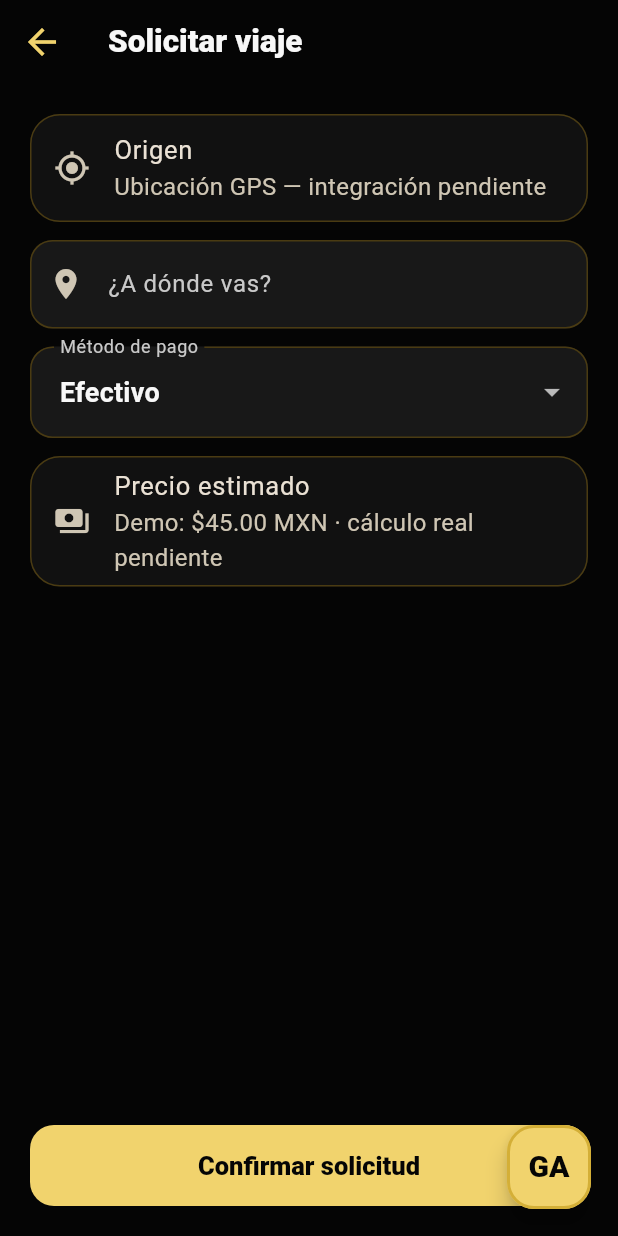
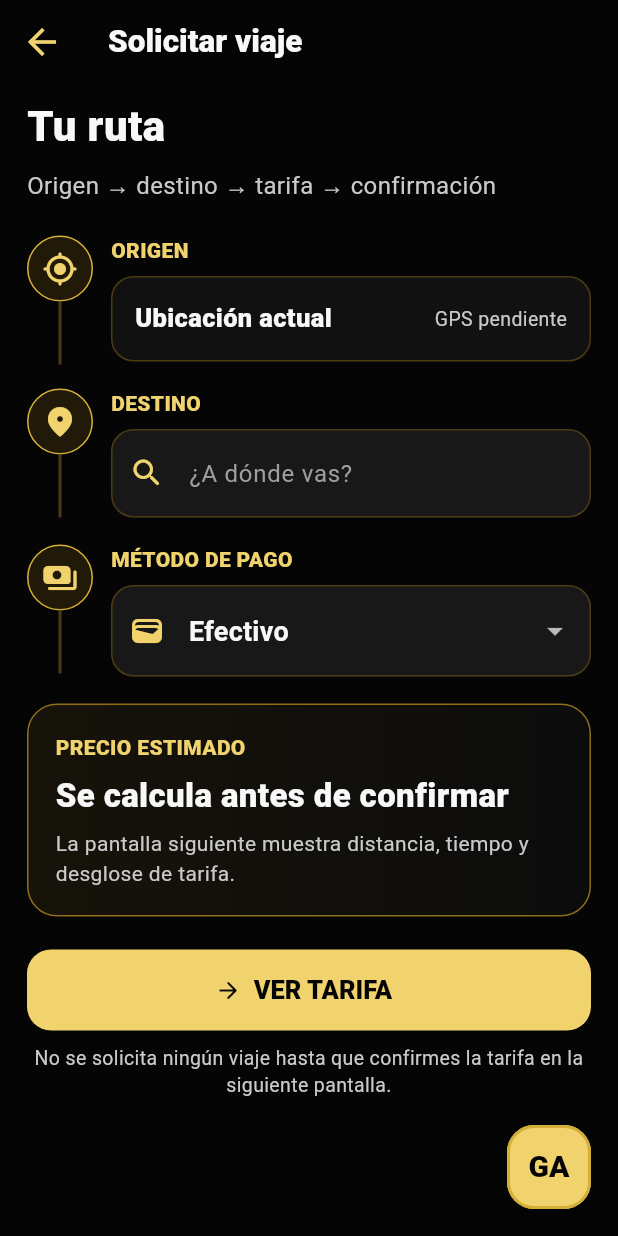
Before and after one commit to ja121680-lang/MOTO-MX, a Flutter app: the RequestRideScreen screen opened by its route, on a phone screen of 412 x 824 dp. Run offline on Flutter 3.47's test engine with Material 3 defaults, Android fonts, the phone set to English and light mode, and no system bars; our stand-ins replace flutter_svg, flutter_tts, speech_to_text.

Commit message:
feat: redesign MotoGo ride request flow

```diff
--- a/motogo_mx_starter/lib/screens/request_ride_screen.dart
+++ b/motogo_mx_starter/lib/screens/request_ride_screen.dart
@@ -1,4 +1,5 @@
 import 'package:flutter/material.dart';
+import '../theme/ga_theme.dart';
 
 class RequestRideScreen extends StatefulWidget {
   const RequestRideScreen({super.key});
@@ -10,6 +11,7 @@ class RequestRideScreen extends StatefulWidget {
 class _RequestRideScreenState extends State<RequestRideScreen> {
   final destination = TextEditingController();
   String paymentMethod = 'Efectivo';
+  String? error;
 
   @override
   void dispose() {
@@ -17,57 +19,144 @@ class _RequestRideScreenState extends State<RequestRideScreen> {
     super.dispose();
   }
 
+  void _continue() {
+    if (destination.text.trim().isEmpty) {
+      setState(() => error = 'Escribe un destino para continuar.');
+      return;
+    }
+    setState(() => error = null);
+    Navigator.pushNamed(context, '/fare-preview');
+  }
+
+  Widget _step({required IconData icon, required String label, required Widget child}) {
+    return Row(
+      crossAxisAlignment: CrossAxisAlignment.start,
+      children: [
+        Column(
+          children: [
+            Container(
+              width: 44,
+              height: 44,
+              decoration: BoxDecoration(
+                shape: BoxShape.circle,
+                color: const Color(0xFF211A08),
+                border: Border.all(color: GAColors.gold),
+              ),
+              child: Icon(icon, color: GAColors.goldLight, size: 24),
+            ),
+            Container(width: 2, height: 42, color: GAColors.line),
+          ],
+        ),
+        const SizedBox(width: 12),
+        Expanded(
+          child: Column(
+            crossAxisAlignment: CrossAxisAlignment.start,
+            children: [
+              Text(label, style: const TextStyle(color: GAColors.goldLight, fontSize: 14, fontWeight: FontWeight.w900)),
+              const SizedBox(height: 7),
+              child,
+              const SizedBox(height: 18),
+            ],
+          ),
+        ),
+      ],
+    );
+  }
+
   @override
   Widget build(BuildContext context) {
     return Scaffold(
       appBar: AppBar(title: const Text('Solicitar viaje')),
-      body: Padding(
-        padding: const EdgeInsets.all(20),
-        child: Column(
-          crossAxisAlignment: CrossAxisAlignment.stretch,
+      body: SafeArea(
+        child: ListView(
+          padding: const EdgeInsets.fromLTRB(18, 8, 18, 110),
           children: [
-            const Card(
-              child: ListTile(
-                leading: Icon(Icons.my_location),
-                title: Text('Origen'),
-                subtitle: Text('Ubicación GPS — integración pendiente'),
+            const Text('Tu ruta', style: TextStyle(color: GAColors.white, fontSize: 28, fontWeight: FontWeight.w900)),
+            const SizedBox(height: 6),
+            const Text('Origen → destino → tarifa → confirmación', style: TextStyle(color: GAColors.muted, fontSize: 16)),
+            const SizedBox(height: 22),
+            _step(
+              icon: Icons.my_location_rounded,
+              label: 'ORIGEN',
+              child: Container(
+                padding: const EdgeInsets.all(15),
+                decoration: BoxDecoration(
+                  color: GAColors.surface,
+                  borderRadius: BorderRadius.circular(15),
+                  border: Border.all(color: GAColors.line),
+                ),
+                child: const Row(
+                  children: [
+                    Expanded(child: Text('Ubicación actual', style: TextStyle(color: GAColors.white, fontSize: 17, fontWeight: FontWeight.w800))),
+                    Text('GPS pendiente', style: TextStyle(color: GAColors.muted, fontSize: 13)),
+                  ],
                 ),
               ),
-            const SizedBox(height: 12),
-            TextField(
+            ),
+            _step(
+              icon: Icons.location_on_rounded,
+              label: 'DESTINO',
+              child: TextField(
                 controller: destination,
+                autofocus: false,
+                onChanged: (_) { if (error != null) setState(() => error = null); },
                 decoration: const InputDecoration(
-                labelText: '¿A dónde vas?',
-                border: OutlineInputBorder(),
-                prefixIcon: Icon(Icons.location_on),
+                  hintText: '¿A dónde vas?',
+                  prefixIcon: Icon(Icons.search_rounded, color: GAColors.goldLight),
                 ),
               ),
-            const SizedBox(height: 12),
-            DropdownButtonFormField<String>(
-              initialValue: paymentMethod,
+            ),
+            _step(
+              icon: Icons.payments_rounded,
+              label: 'MÉTODO DE PAGO',
+              child: DropdownButtonFormField<String>(
+                value: paymentMethod,
+                dropdownColor: GAColors.surface,
                 items: const [
                   DropdownMenuItem(value: 'Efectivo', child: Text('Efectivo')),
                   DropdownMenuItem(value: 'Tarjeta', child: Text('Tarjeta')),
                   DropdownMenuItem(value: 'QR', child: Text('QR')),
                 ],
                 onChanged: (v) => setState(() => paymentMethod = v ?? 'Efectivo'),
-              decoration: const InputDecoration(
-                labelText: 'Método de pago',
-                border: OutlineInputBorder(),
+                decoration: const InputDecoration(prefixIcon: Icon(Icons.wallet_rounded, color: GAColors.goldLight)),
               ),
             ),
-            const SizedBox(height: 12),
-            const Card(
-              child: ListTile(
-                leading: Icon(Icons.payments),
-                title: Text('Precio estimado'),
-                subtitle: Text('Demo: \$45.00 MXN · cálculo real pendiente'),
+            Container(
+              padding: const EdgeInsets.all(18),
+              decoration: BoxDecoration(
+                gradient: const LinearGradient(colors: [Color(0xFF17130A), Color(0xFF0C0C0C)]),
+                borderRadius: BorderRadius.circular(20),
+                border: Border.all(color: GAColors.goldDark),
+              ),
+              child: const Column(
+                crossAxisAlignment: CrossAxisAlignment.start,
+                children: [
+                  Text('PRECIO ESTIMADO', style: TextStyle(color: GAColors.goldLight, fontSize: 14, fontWeight: FontWeight.w900)),
+                  SizedBox(height: 7),
+                  Text('Se calcula antes de confirmar', style: TextStyle(color: GAColors.white, fontSize: 22, fontWeight: FontWeight.w900)),
+                  SizedBox(height: 5),
+                  Text('La pantalla siguiente muestra distancia, tiempo y desglose de tarifa.', style: TextStyle(color: GAColors.muted, fontSize: 14, height: 1.4)),
+                ],
               ),
             ),
-            const Spacer(),
-            FilledButton(
-              onPressed: () => Navigator.pushNamed(context, '/fare-preview'),
-              child: const Text('Confirmar solicitud'),
+            if (error != null) ...[
+              const SizedBox(height: 12),
+              Semantics(
+                liveRegion: true,
+                child: Text(error!, style: const TextStyle(color: GAColors.danger, fontSize: 15, fontWeight: FontWeight.w700)),
+              ),
+            ],
+            const SizedBox(height: 22),
+            FilledButton.icon(
+              onPressed: _continue,
+              icon: const Icon(Icons.arrow_forward_rounded),
+              label: const Text('VER TARIFA'),
+            ),
+            const SizedBox(height: 10),
+            const Text(
+              'No se solicita ningún viaje hasta que confirmes la tarifa en la siguiente pantalla.',
+              textAlign: TextAlign.center,
+              style: TextStyle(color: GAColors.muted, fontSize: 13, height: 1.35),
             ),
           ],
         ),
```
Lines whose indentation alone changed are shown as unchanged.
